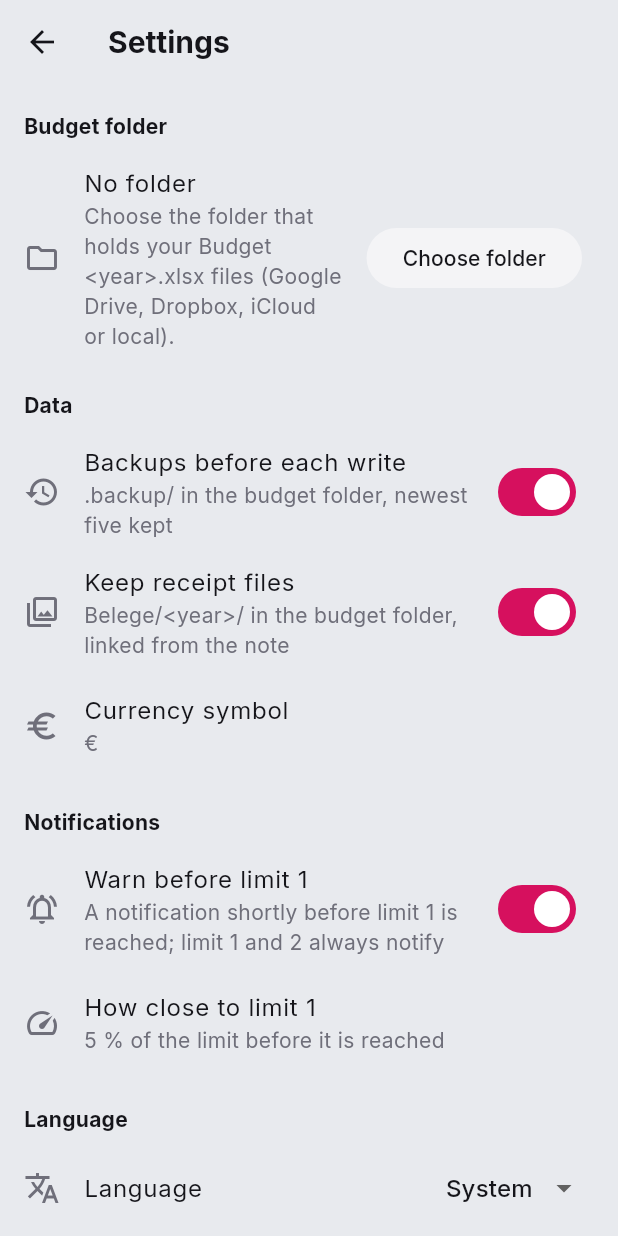
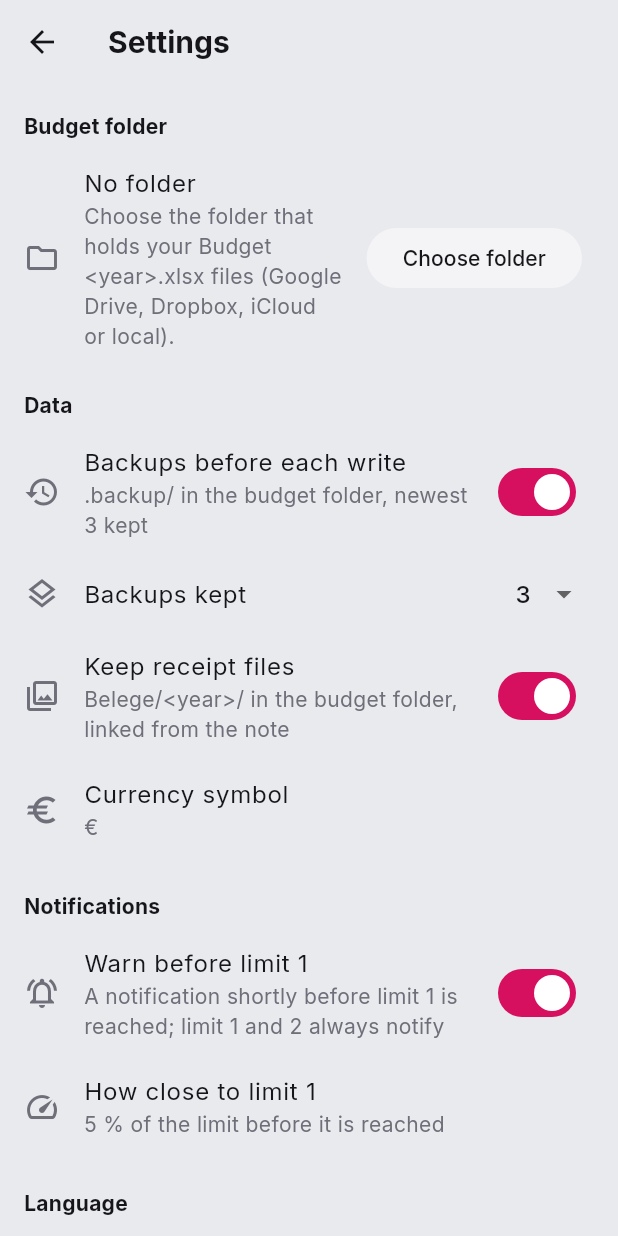
Before and after one commit to artiz/az-receipts-parser, a Flutter app: the SettingsPage screen opened directly, on a phone screen of 412 x 824 dp. Run offline on Flutter 3.47's test engine with Material 3 defaults, Android fonts, the phone set to English and light mode, and no system bars; our stand-ins replace flutter_secure_storage, image_picker, shared_preferences; missing offline and left inert: dart:ffi; accounts and stored records are empty.

Commit message:
Backups: three kept by default, the number is a setting, old copies cleaned up right away
.backup/ kept the newest five copies per year, fixed. Settings → Data gets
"Backups kept" (1, 2, 3, 5, 10 or 20; default 3), shown in the backups
hint as well. Copies beyond it are deleted per year, oldest first: after
each backup as before, once after the first sync of a session (so files
left from the old five go without waiting for a write) and right when the
number is lowered. Other years' copies and foreign files in the folder
are not touched; with backups switched off nothing is deleted.

Co-Authored-By: Claude Opus 5.5 <noreply@anthropic.com>
Claude-Session: https://claude.ai/code/session_01QNSzBHrodcoMgzTMnW3Whu

```diff
--- a/app/lib/l10n/app_de.arb
+++ b/app/lib/l10n/app_de.arb
@@ -191,7 +191,8 @@
   "ruleSaved": "Regel gespeichert: „{pattern}“ → {category}",
   "settingsData": "Daten",
   "backupsTitle": "Sicherungskopie vor jedem Schreiben",
-  "backupsHint": ".backup/ im Budget-Ordner, die neuesten fünf bleiben",
+  "backupsHint": ".backup/ im Budget-Ordner, die neuesten {count} bleiben",
+  "backupsKeptTitle": "Anzahl Sicherungen",
   "savePhotosTitle": "Belegdateien aufbewahren",
   "savePhotosHint": "Belege/<Jahr>/ im Budget-Ordner, aus der Notiz verlinkt",
   "currencyTitle": "Währungssymbol",
--- a/app/lib/l10n/app_en.arb
+++ b/app/lib/l10n/app_en.arb
@@ -535,7 +535,15 @@
   },
   "settingsData": "Data",
   "backupsTitle": "Backups before each write",
-  "backupsHint": ".backup/ in the budget folder, newest five kept",
+  "backupsHint": ".backup/ in the budget folder, newest {count} kept",
+  "@backupsHint": {
+    "placeholders": {
+      "count": {
+        "type": "int"
+      }
+    }
+  },
+  "backupsKeptTitle": "Backups kept",
   "savePhotosTitle": "Keep receipt files",
   "savePhotosHint": "Belege/<year>/ in the budget folder, linked from the note",
   "currencyTitle": "Currency symbol",
--- a/app/lib/l10n/app_localizations.dart
+++ b/app/lib/l10n/app_localizations.dart
@@ -1249,8 +1249,14 @@ abstract class AppLocalizations {
   /// No description provided for @backupsHint.
   ///
   /// In en, this message translates to:
-  /// **'.backup/ in the budget folder, newest five kept'**
-  String get backupsHint;
+  /// **'.backup/ in the budget folder, newest {count} kept'**
+  String backupsHint(int count);
+
+  /// No description provided for @backupsKeptTitle.
+  ///
+  /// In en, this message translates to:
+  /// **'Backups kept'**
+  String get backupsKeptTitle;
 
   /// No description provided for @savePhotosTitle.
   ///
--- a/app/lib/l10n/app_localizations_en.dart
+++ b/app/lib/l10n/app_localizations_en.dart
@@ -697,7 +697,12 @@ class AppLocalizationsEn extends AppLocalizations {
   String get backupsTitle => 'Backups before each write';
 
   @override
-  String get backupsHint => '.backup/ in the budget folder, newest five kept';
+  String backupsHint(int count) {
+    return '.backup/ in the budget folder, newest $count kept';
+  }
+
+  @override
+  String get backupsKeptTitle => 'Backups kept';
 
   @override
   String get savePhotosTitle => 'Keep receipt files';
--- a/app/lib/l10n/app_ru.arb
+++ b/app/lib/l10n/app_ru.arb
@@ -191,7 +191,8 @@
   "ruleSaved": "Правило сохранено: «{pattern}» → {category}",
   "settingsData": "Данные",
   "backupsTitle": "Резервная копия перед каждой записью",
-  "backupsHint": ".backup/ в папке бюджета, хранятся пять последних",
+  "backupsHint": ".backup/ в папке бюджета, хранятся последние {count}",
+  "backupsKeptTitle": "Сколько копий хранить",
   "savePhotosTitle": "Сохранять файлы чеков",
   "savePhotosHint": "Belege/<год>/ в папке бюджета, ссылка в заметке",
   "currencyTitle": "Символ валюты",
--- a/app/lib/storage/app_settings.dart
+++ b/app/lib/storage/app_settings.dart
@@ -26,6 +26,7 @@ class AppSettings extends ChangeNotifier {
   static const _kNotified = 'limit_notified_';
   static const _kOnboarding = 'onboarding_seen';
   static const _kBackups = 'backups';
+  static const _kBackupsKept = 'backups_kept';
   static const _kSavePhotos = 'save_photos';
   static const _kCurrency = 'currency';
   static const _kApproachEnabled = 'approach_enabled';
@@ -103,6 +104,15 @@ class AppSettings extends ChangeNotifier {
   bool get backups => _prefs.getBool(_kBackups) ?? true;
   Future<void> setBackups(bool on) async {
     await _prefs.setBool(_kBackups, on);
+    notifyListeners();
+  }
+
+  /// How many backups of a year file stay in `.backup/` (newest first).
+  static const List<int> backupsKeptChoices = [1, 2, 3, 5, 10, 20];
+  static const int defaultBackupsKept = 3;
+  int get backupsKept => (_prefs.getInt(_kBackupsKept) ?? defaultBackupsKept).clamp(1, 100);
+  Future<void> setBackupsKept(int n) async {
+    await _prefs.setInt(_kBackupsKept, n.clamp(1, 100));
     notifyListeners();
   }
 
--- a/app/lib/ui/settings_page.dart
+++ b/app/lib/ui/settings_page.dart
@@ -89,9 +89,27 @@ class SettingsPage extends StatelessWidget {
               SwitchListTile(
                 secondary: const Icon(Icons.history_outlined),
                 title: Text(l.backupsTitle),
-                subtitle: Text(l.backupsHint),
+                subtitle: Text(l.backupsHint(settings.backupsKept)),
                 value: settings.backups,
                 onChanged: settings.setBackups,
+              ),
+              ListTile(
+                enabled: settings.backups,
+                leading: const Icon(Icons.layers_outlined),
+                title: Text(l.backupsKeptTitle),
+                trailing: DropdownButton<int>(
+                  value: AppSettings.backupsKeptChoices.contains(settings.backupsKept) ? settings.backupsKept : null,
+                  hint: Text('${settings.backupsKept}'),
+                  underline: const SizedBox.shrink(),
+                  items: [for (final n in AppSettings.backupsKeptChoices) DropdownMenuItem(value: n, child: Text('$n'))],
+                  onChanged: settings.backups
+                      ? (v) async {
+                          if (v == null) return;
+                          await settings.setBackupsKept(v);
+                          await budget.pruneBackups(); // fewer kept: the older copies go right away
+                        }
+                      : null,
+                ),
               ),
               SwitchListTile(
                 secondary: const Icon(Icons.photo_library_outlined),
```
Also changed, not shown: app/lib/budget/budget_service.dart (+43 -7 lines), app/lib/l10n/app_localizations_de.dart (+6 -2 lines), app/lib/l10n/app_localizations_ru.dart (+6 -1 lines), 2 other files.
